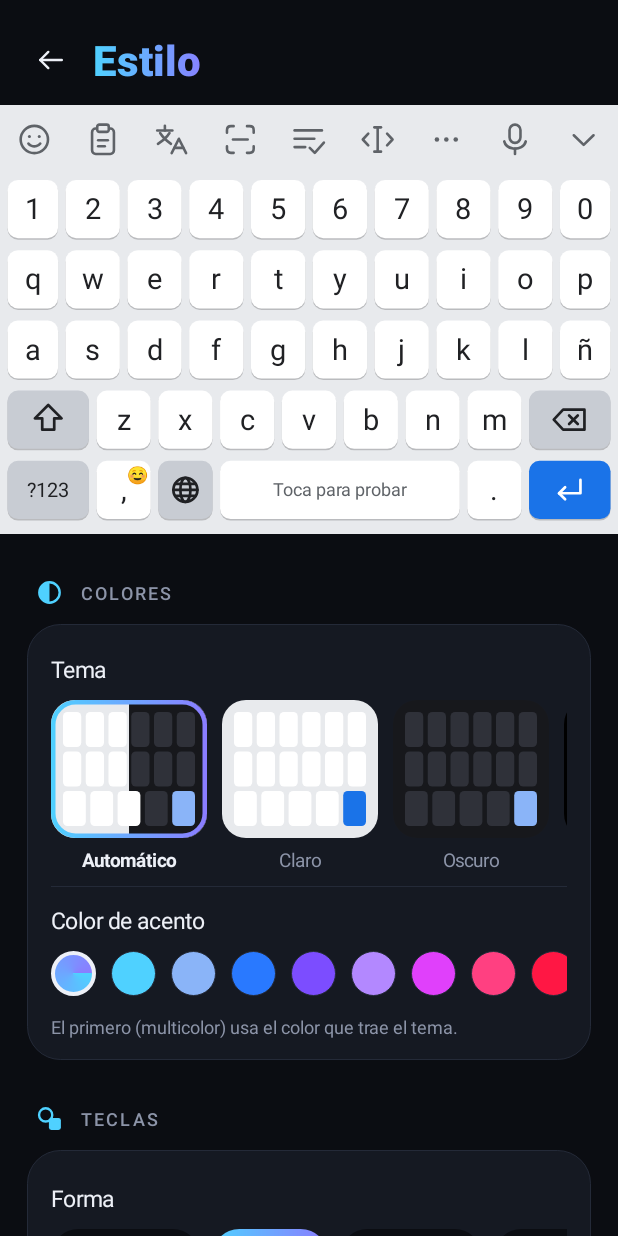
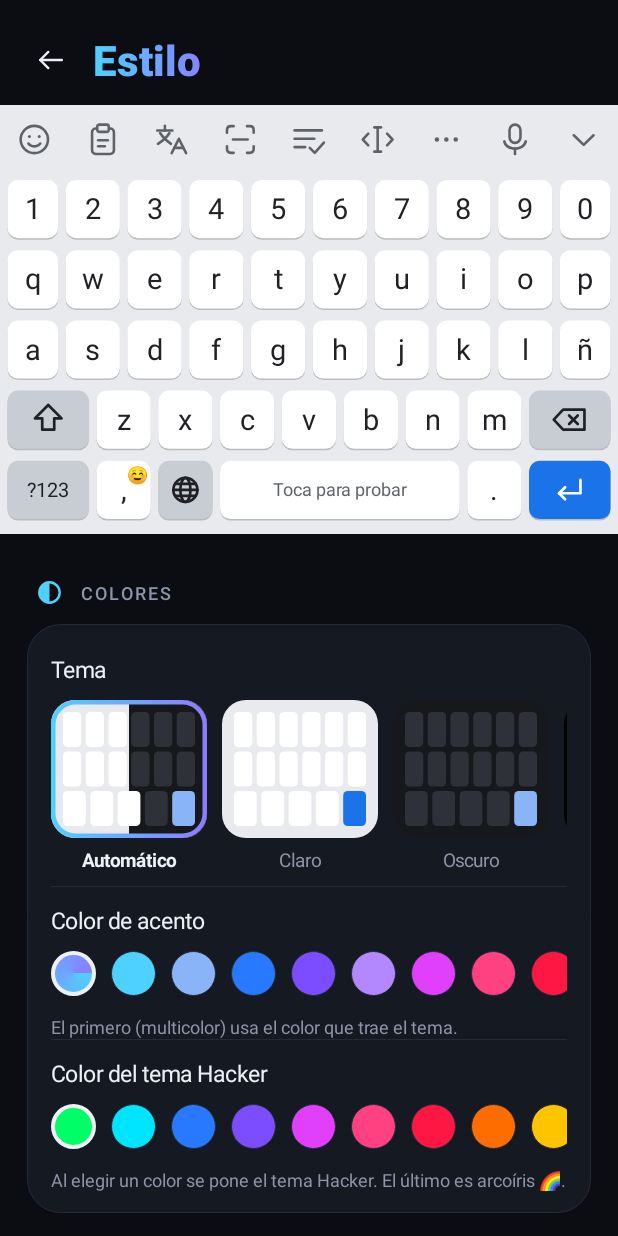
Before and after one commit to Brody5xx/Teclado, an Android app: the StyleActivity screen opened directly, with no data from a screen before it, on a phone screen of 412 x 824 dp. Run offline under Robolectric (Android 15) with nearby library versions, the phone set to English and light mode, and no system bars; network calls fail; pictures from the network do not load.

Commit message:
Versión 8.8: solo Estilo en Más opciones y tema Hacker en 12 colores con arcoíris
Co-Authored-By: Claude Opus 5.5 <noreply@anthropic.com>
Claude-Session: https://claude.ai/code/session_01ESKnNim6uBH2D8RFJKQTbo

```diff
--- a/app/build.gradle.kts
+++ b/app/build.gradle.kts
@@ -15,7 +15,7 @@ android {
         minSdk = 26
         targetSdk = 34
         versionCode = buildNumber
-        versionName = "8.7 (build $buildNumber)"
+        versionName = "8.8 (build $buildNumber)"
         // Solo los procesadores de teléfonos reales: la app pesa menos
         ndk { abiFilters += listOf("arm64-v8a", "armeabi-v7a") }
     }
--- a/app/src/main/java/com/luisell/bestkeyboard/BestKeyboardService.kt
+++ b/app/src/main/java/com/luisell/bestkeyboard/BestKeyboardService.kt
@@ -1269,7 +1269,7 @@ class BestKeyboardService : InputMethodService(), KeyboardView.Listener {
         val theme = prefs.getString(Prefs.THEME, "auto")
         val systemDark = (resources.configuration.uiMode and Configuration.UI_MODE_NIGHT_MASK) ==
             Configuration.UI_MODE_NIGHT_YES
-        var pal = Palette.forTheme(theme, systemDark)
+        var pal = Palette.forTheme(theme, systemDark, prefs.getString(Prefs.HACKER_COLOR, ""))
         // Color de acento elegido (si no, el del tema)
         prefs.getString(Prefs.ACCENT, "")?.takeIf { it.isNotEmpty() }?.toLongOrNull(16)?.let { pal = pal.withAccent(it.toInt()) }
         v.palette = pal
--- a/app/src/main/java/com/luisell/bestkeyboard/KeyboardView.kt
+++ b/app/src/main/java/com/luisell/bestkeyboard/KeyboardView.kt
@@ -228,7 +228,12 @@ class KeyboardView(context: Context) : View(context) {
     private val rnd = java.util.Random()
     private val GLYPHS = "ｱｲｳｴｵｶｷｸｹｺｻｼｽｾｿﾀﾁﾂﾃﾄﾅﾆﾇﾈﾊﾋﾌﾍﾎﾏﾐﾑﾒﾓﾔﾕﾗﾘﾙﾚﾛﾜ0123456789<>{}[]=+*#$%&"
 
-    /** Columnas de letras verdes que caen detrás de las teclas. Solo se mueve mientras el teclado se ve. */
+    private fun blend(c: Int, t: Int, f: Float): Int {
+        fun ch(sh: Int) = (((c shr sh) and 0xFF) + ((((t shr sh) and 0xFF) - ((c shr sh) and 0xFF)) * f)).toInt()
+        return (ch(16) shl 16) or (ch(8) shl 8) or ch(0)
+    }
+
+    /** Columnas de letras que caen detrás de las teclas. Solo se mueve mientras el teclado se ve. */
     private fun drawMatrix(c: Canvas) {
         val cell = 14f * d
         val cols = (width / cell).toInt().coerceAtLeast(1)
@@ -253,7 +258,12 @@ class KeyboardView(context: Context) : View(context) {
                 val y = dr.y - j * cell
                 if (y < -cell || y > height + cell) continue
                 val a = if (j == 0) 200 else (150 * (1f - j.toFloat() / dr.chars.size)).toInt()
-                rainPaint.color = if (j == 0) (a shl 24) or 0xCCFFDD else (a shl 24) or 0x00C853
+                val base = if (palette.effect == "matrix-rainbow")
+                    android.graphics.Color.HSVToColor(floatArrayOf((i * 360f / drops.size + now / 40f) % 360f, 0.85f, 1f))
+                else palette.accent
+                // La primera letra de cada columna brilla más (casi blanca)
+                val col = if (j == 0) blend(base, 0xFFFFFF, 0.6f) else base
+                rainPaint.color = (a shl 24) or (col and 0x00FFFFFF)
                 c.drawText(dr.chars[j].toString(), x, y, rainPaint)
             }
         }
@@ -691,7 +701,7 @@ class KeyboardView(context: Context) : View(context) {
             c.drawRect(0f, 0f, width.toFloat(), height.toFloat(), fill)
             fill.shader = null
         } else c.drawColor(p.bg)
-        if (p.effect == "matrix") drawMatrix(c) else lastRain = 0L
+        if (p.effect.startsWith("matrix")) drawMatrix(c) else lastRain = 0L
         drawStrip(c, p)
         val now = SystemClock.uptimeMillis()
         labelMul = labelScale
@@ -879,8 +889,8 @@ class KeyboardView(context: Context) : View(context) {
             }
         }
         // Tema Hacker: borde verde de vidrio (brilla al tocar)
-        if (p.effect == "matrix") {
-            stroke.color = if (pressed) p.accent else 0x5500FF66
+        if (p.effect.startsWith("matrix")) {
+            stroke.color = if (pressed) p.accent else (p.accent and 0x00FFFFFF) or 0x55000000
             stroke.strokeWidth = (if (pressed) 2f else 1f) * d
             c.drawRoundRect(tmp, radius, radius, stroke)
         }
--- a/app/src/main/java/com/luisell/bestkeyboard/MainActivity.kt
+++ b/app/src/main/java/com/luisell/bestkeyboard/MainActivity.kt
@@ -646,6 +646,12 @@ class MainActivity : UiActivity() {
 
     /** Novedades de cada versión (la primera es la más nueva). */
     private fun releaseNotes(): List<Pair<String, String>> = listOf(
+        "8.8" to tr(
+            "•  «Más opciones» deja solo «Estilo» (lo demás está adentro).\n" +
+                "•  El tema Hacker en 12 colores, incluido arcoíris 🌈 (en Estilo → Colores).",
+            "•  «More options» keeps only «Style» (everything else is inside).\n" +
+                "•  The Hacker theme in 12 colors, including rainbow 🌈 (in Style → Colors).",
+        ),
         "8.7" to tr(
             "•  Pantalla «Estilo» con teclado de muestra que cambia al instante.\n" +
                 "•  20 temas (Grafito, Café, Fuego, Oro, Cyberpunk, Cielo, Menta, Lavanda, Durazno…) y 16 colores de acento.\n" +
--- a/app/src/main/java/com/luisell/bestkeyboard/MorePanel.kt
+++ b/app/src/main/java/com/luisell/bestkeyboard/MorePanel.kt
@@ -38,13 +38,6 @@ object Tools {
         Info(KeyboardView.TOOL_RESIZE, Icons.RESIZE, "Tamaño", "Resize", false),
         Info(KeyboardView.TOOL_LANG, Icons.GLOBE, "Idioma", "Language", false),
         Info(KeyboardView.TOOL_STYLE, Icons.BRUSH, "Estilo", "Style", true),
-        Info(KeyboardView.TOOL_THEME, Icons.THEME, "Tema", "Theme", false),
-        Info(KeyboardView.TOOL_SHAPE, Icons.SHAPES, "Forma", "Shape", false),
-        Info(KeyboardView.TOOL_ANIM, Icons.RIPPLE, "Efecto", "Effect", false),
-        Info(KeyboardView.TOOL_LABEL, Icons.TEXTSIZE, "Letras", "Letters", false),
-        Info(KeyboardView.TOOL_KEYSIZE, Icons.KEYSIZE, "Teclas", "Keys", false),
-        Info(KeyboardView.TOOL_SOUND, Icons.SPEAKER, "Sonido", "Sound", false),
-        Info(KeyboardView.TOOL_VIB, Icons.VIBRATE, "Vibración", "Vibration", false),
         Info(KeyboardView.TOOL_SETTINGS, Icons.SETTINGS, "Ajustes", "Settings", true),
         Info(KeyboardView.TOOL_HACKER, Icons.HACKER, "Teclado PC", "PC keyboard", false),
         Info(KeyboardView.TOOL_VAULT, Icons.LOCK, "Mis datos", "My data", true),
--- a/app/src/main/java/com/luisell/bestkeyboard/Prefs.kt
+++ b/app/src/main/java/com/luisell/bestkeyboard/Prefs.kt
@@ -7,6 +7,7 @@ import android.content.SharedPreferences
 object Prefs {
     const val THEME = "theme"            // auto / light / dark / midnight / ocean / neon / forest / sunset / rose / hacker / aurora
     const val ACCENT = "accent_color"    // "" = el del tema, o un color como "FF4FD1FF"
+    const val HACKER_COLOR = "hacker_color" // color del tema Hacker: "" (verde), un color, o "rainbow"
     const val KEY_SHAPE = "key_shape"    // square / normal / round / pill
     const val LABEL_SIZE = "label_size"  // small / normal / big
     const val KEY_ANIM = "key_anim"      // none / pop / ripple / glow
@@ -190,9 +191,35 @@ class Palette(
                 light(0xFFFFF0E6, 0xFFFFFFFF, 0xFFFFD6BF, 0xFFFFDCCB, 0xFFFF7043, 0xFFF4511E, 0xFF4A2A1C, 0xFF9A7765)),
         )
 
-        /** Los colores del tema elegido ("auto" sigue al teléfono). */
-        fun forTheme(id: String?, systemDark: Boolean): Palette =
-            THEMES.firstOrNull { it.first == id }?.third ?: if (systemDark) DARK else LIGHT
+        /** Los colores del tema elegido ("auto" sigue al teléfono). [hackerColor] = color del tema Hacker. */
+        fun forTheme(id: String?, systemDark: Boolean, hackerColor: String? = null): Palette {
+            if (id == "hacker" && !hackerColor.isNullOrEmpty()) {
+                if (hackerColor == "rainbow") return hacker(0xFF00E5FF.toInt(), rainbow = true)
+                hackerColor.toLongOrNull(16)?.let { return hacker(it.toInt()) }
+            }
+            return THEMES.firstOrNull { it.first == id }?.third ?: if (systemDark) DARK else LIGHT
+        }
+
+        private fun mix(c: Int, t: Int, f: Float): Int {
+            fun ch(sh: Int) = (((c shr sh) and 0xFF) + ((((t shr sh) and 0xFF) - ((c shr sh) and 0xFF)) * f)).toInt().coerceIn(0, 255)
+            return (0xFF shl 24) or (ch(16) shl 16) or (ch(8) shl 8) or ch(0)
+        }
+        private fun alpha(c: Int, a: Int) = (c and 0x00FFFFFF) or (a shl 24)
+
+        /** El tema Hacker en cualquier color: teclas de vidrio y lluvia de código de ese color. */
+        fun hacker(c: Int, rainbow: Boolean = false) = Palette(
+            true, 0xFF000000.toInt(), alpha(mix(c, 0xFF000000.toInt(), 0.88f), 0x66), alpha(c, 0xAA),
+            alpha(mix(c, 0xFF000000.toInt(), 0.82f), 0x88), c or 0xFF000000.toInt(), mix(c, 0xFFFFFFFF.toInt(), 0.45f),
+            0xFF000000.toInt(), mix(c, 0xFFFFFFFF.toInt(), 0.25f), mix(c, 0xFF000000.toInt(), 0.35f),
+            alpha(mix(c, 0xFF000000.toInt(), 0.9f), 0xEE), 0x00000000, 0xFF000000.toInt(),
+            effect = if (rainbow) "matrix-rainbow" else "matrix", mono = true,
+        )
+
+        /** Colores para el tema Hacker (el último es arcoíris). */
+        val HACKER_COLORS = listOf(
+            "FF00FF66", "FF00E5FF", "FF2979FF", "FF7C4DFF", "FFE040FB", "FFFF4081", "FFFF1744", "FFFF6D00",
+            "FFFFC400", "FFC6FF00", "FFFFFFFF", "rainbow",
+        )
 
         /** Colores de acento para elegir (además del que trae el tema). */
         val ACCENTS = listOf(
--- a/app/src/main/java/com/luisell/bestkeyboard/StyleActivity.kt
+++ b/app/src/main/java/com/luisell/bestkeyboard/StyleActivity.kt
@@ -101,7 +101,7 @@ class StyleActivity : UiActivity() {
     /** Pone en el teclado de muestra lo que elegiste. */
     private fun applyPreview() {
         val systemDark = (resources.configuration.uiMode and Configuration.UI_MODE_NIGHT_MASK) == Configuration.UI_MODE_NIGHT_YES
-        var pal = Palette.forTheme(prefs.getString(Prefs.THEME, "auto"), systemDark)
+        var pal = Palette.forTheme(prefs.getString(Prefs.THEME, "auto"), systemDark, prefs.getString(Prefs.HACKER_COLOR, ""))
         prefs.getString(Prefs.ACCENT, "")?.takeIf { it.isNotEmpty() }?.toLongOrNull(16)?.let { pal = pal.withAccent(it.toInt()) }
         preview.palette = pal
         preview.keyShape = prefs.getString(Prefs.KEY_SHAPE, "normal") ?: "normal"
@@ -116,6 +116,7 @@ class StyleActivity : UiActivity() {
         card(tr("Colores", "Colors"), Icons.THEME)
         themeGallery()
         accentSwatches()
+        hackerSwatches()
 
         card(tr("Teclas", "Keys"), Icons.SHAPES)
         chips(tr("Forma", "Shape"), Prefs.KEY_SHAPE, "normal", listOf(
--- a/app/src/main/java/com/luisell/bestkeyboard/UiActivity.kt
+++ b/app/src/main/java/com/luisell/bestkeyboard/UiActivity.kt
@@ -135,6 +135,48 @@ abstract class UiActivity : Activity() {
         hs.addView(row)
         col.addView(hs, LinearLayout.LayoutParams(-1, -2).apply { topMargin = dp(10); bottomMargin = dp(4) })
         text(tr("El primero (multicolor) usa el color que trae el tema.", "The first one (multicolor) uses the theme's own color."), 12f, faded = true)
+    }
+
+    /** Colores del tema Hacker (teclas y lluvia de código). El último es arcoíris. */
+    protected fun hackerSwatches() {
+        divider()
+        val t = TextView(this)
+        t.text = tr("Color del tema Hacker", "Hacker theme color")
+        t.textSize = 15f
+        t.setTextColor(TEXT)
+        col.addView(t, LinearLayout.LayoutParams(-1, -2).apply { topMargin = dp(12) })
+        val row = LinearLayout(this)
+        row.orientation = LinearLayout.HORIZONTAL
+        val dots = ArrayList<Pair<String, View>>()
+        val cur = (prefs.getString(Prefs.HACKER_COLOR, "") ?: "").ifEmpty { Palette.HACKER_COLORS[0] }
+        fun paint(sel: String) {
+            for ((v, view) in dots) {
+                view.background = GradientDrawable().apply {
+                    shape = GradientDrawable.OVAL
+                    if (v == "rainbow") {
+                        colors = intArrayOf(0xFFFF1744.toInt(), 0xFFFFC400.toInt(), 0xFF00E676.toInt(), 0xFF00E5FF.toInt(), 0xFF7C4DFF.toInt(), 0xFFFF1744.toInt())
+                        gradientType = GradientDrawable.SWEEP_GRADIENT
+                    } else setColor(v.toLong(16).toInt())
+                    setStroke(dp(if (v == sel) 3 else 1), if (v == sel) TEXT else LINE)
+                }
+            }
+        }
+        for (v in Palette.HACKER_COLORS) {
+            val dot = View(this)
+            dot.setOnClickListener {
+                // Elegir un color también pone el tema Hacker, para verlo de una vez
+                prefs.edit().putString(Prefs.HACKER_COLOR, v).putString(Prefs.THEME, "hacker").apply()
+                paint(v)
+            }
+            dots.add(v to dot)
+            row.addView(dot, LinearLayout.LayoutParams(dp(30), dp(30)).apply { rightMargin = dp(10) })
+        }
+        paint(cur)
+        val hs = android.widget.HorizontalScrollView(this)
+        hs.isHorizontalScrollBarEnabled = false
+        hs.addView(row)
+        col.addView(hs, LinearLayout.LayoutParams(-1, -2).apply { topMargin = dp(10); bottomMargin = dp(4) })
+        text(tr("Al elegir un color se pone el tema Hacker. El último es arcoíris 🌈.", "Picking a color switches to the Hacker theme. The last one is rainbow 🌈."), 12f, faded = true)
     }
 
     /** Tarjeta con un mini teclado dibujado con los colores del tema. */
```
